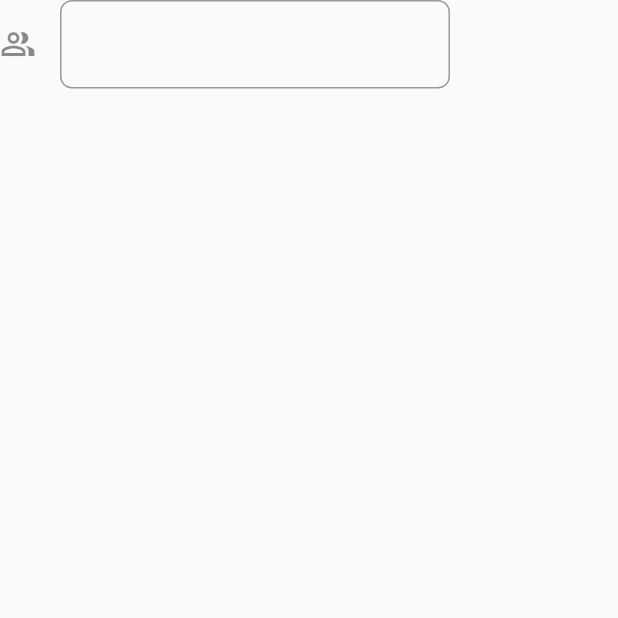
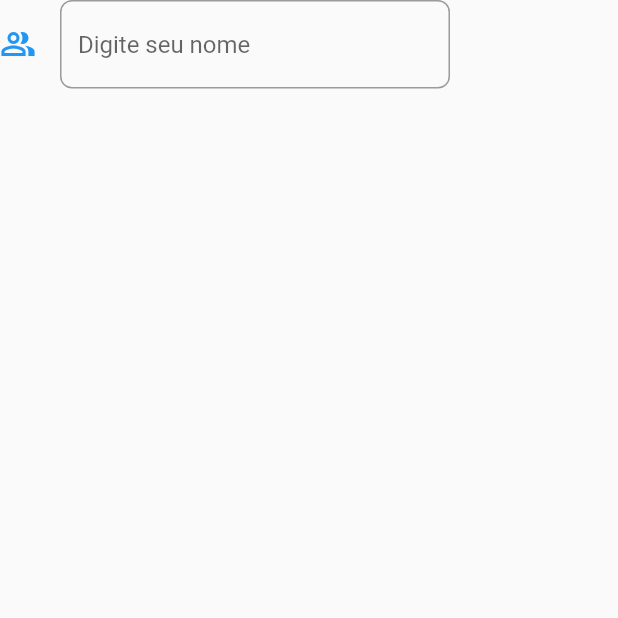
Before and after one commit to danielvieira95/DESM-2, a Flutter app: the MyWidget screen opened directly, on a phone screen of 412 x 824 dp, the top half of it. Run offline on Flutter 3.47's test engine with Material 2 defaults, Android fonts, the light colour scheme and no system bars; our stand-ins replace audioplayers; statements that could not run were skipped.

Commit message:
app formativa
Text form field update

```diff
--- a/Apps-TB/aula13_app_correcaoformativa/lib/login.dart
+++ b/Apps-TB/aula13_app_correcaoformativa/lib/login.dart
@@ -8,6 +8,8 @@ class MyWidget extends StatefulWidget {
 }
 
 class _MyWidgetState extends State<MyWidget> {
+  TextEditingController user = TextEditingController();
+  TextEditingController senha = TextEditingController();
   @override
   Widget build(BuildContext context) {
     // Scaffold faz parte do layout do app
@@ -25,7 +27,11 @@ class _MyWidgetState extends State<MyWidget> {
                 TextFormField(
                   keyboardType: TextInputType.name,
                   decoration: InputDecoration(border: OutlineInputBorder(borderRadius: BorderRadius.circular(8)),
-                  icon: Icon(Icons.people_alt_outlined)),// icone do textformfield
+                  icon: Icon(Icons.people_alt_outlined,color: Colors.blue,),
+                  hintText: "Digite seu nome"),// Mensagem no text form field
+                  // icone do textformfield
+                  controller: user,
+
                 ),
               ],
             ),
```
